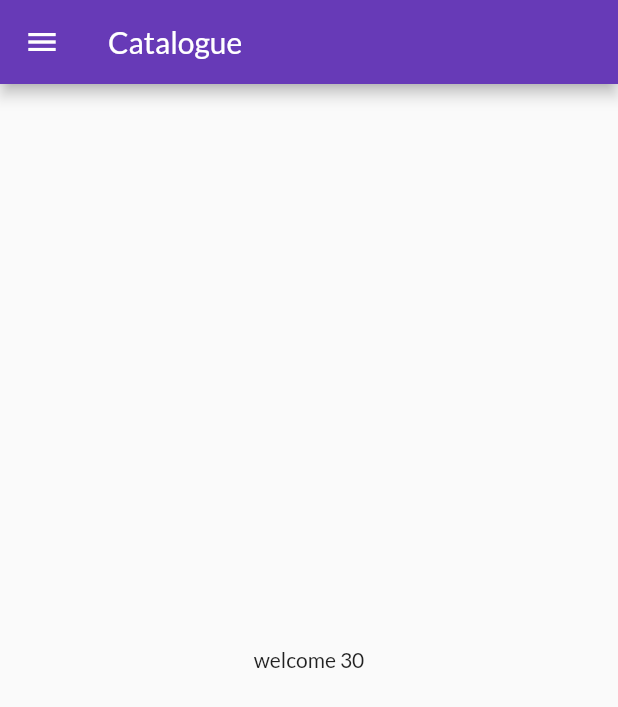
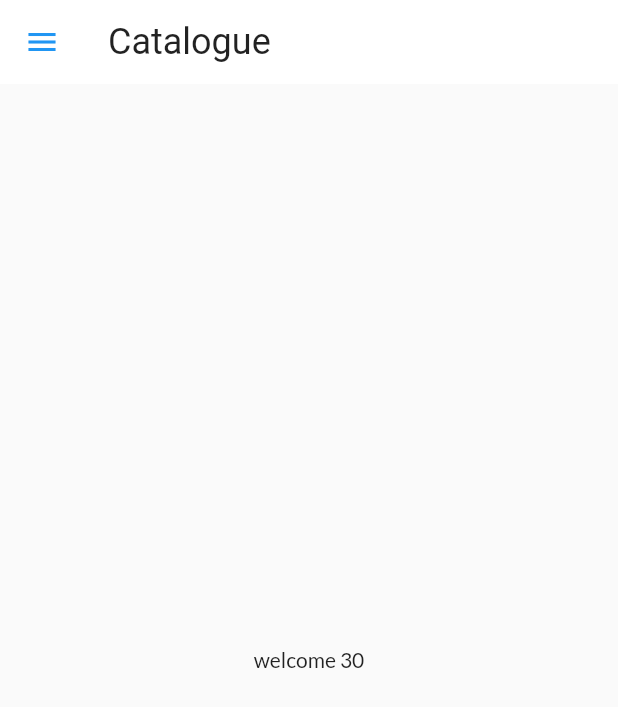
Before and after one commit to alcatraz619/30DaysOfFlutter, a Flutter app: the screen it shows after launch, on a phone screen of 412 x 824 dp. Shown: the top 707 px of the screen. Run offline on Flutter 3.47's test engine with Material 2 defaults, Android fonts, the phone set to English and light mode, and no system bars; our stand-ins replace google_fonts; missing offline and left inert: dart:html; key blocks and very long unbroken strings in the code were emptied for the run.

Commit message:
themes extracted

```diff
--- a/lib/Pages/HomePage.dart
+++ b/lib/Pages/HomePage.dart
@@ -8,7 +8,7 @@ class HomePage extends StatelessWidget {
 
     return Scaffold(
       appBar: AppBar(
-        title: (Text("Catalogue")),
+        title: Text("Catalogue"),
       ),
       body: Center(
         child: Container(
--- a/lib/main.dart
+++ b/lib/main.dart
@@ -1,6 +1,7 @@
 import 'package:flutter/material.dart';
 import 'package:flutter_application_1/Pages/loginpage.dart';
 import 'package:flutter_application_1/utils/routes.dart';
+import 'package:flutter_application_1/utils/widgets/themes.dart';
 import 'package:google_fonts/google_fonts.dart';
 
 import 'Pages/HomePage.dart';
@@ -14,15 +15,10 @@ class MyApp extends StatelessWidget {
   Widget build(BuildContext context) {
     return MaterialApp(
       themeMode: ThemeMode.light,
-      theme: ThemeData(
-        primarySwatch: Colors.deepPurple,
-        fontFamily: GoogleFonts.lato().fontFamily,
-      ),
-      darkTheme: ThemeData(
-        brightness: Brightness.dark,
-      ),
+      theme: Mytheme.lightTheme(context),
+      darkTheme: Mytheme.darkTheme(context),
+      debugShowCheckedModeBanner: false,
       initialRoute: MyRoutes.homeRoute,
-      debugShowCheckedModeBanner: false,
       routes: {
         "/": (context) => LoginPage(),
         MyRoutes.homeRoute: (context) => HomePage(),
--- /dev/null
+++ b/lib/utils/widgets/themes.dart
@@ -0,0 +1,19 @@
+import 'package:flutter/material.dart';
+import 'package:google_fonts/google_fonts.dart';
+
+class Mytheme {
+  static ThemeData lightTheme(BuildContext context) => ThemeData(
+        primarySwatch: Colors.deepPurple,
+        fontFamily: GoogleFonts.lato().fontFamily,
+        appBarTheme: AppBarTheme(
+          color: Colors.white,
+          elevation: 0,
+          iconTheme: IconThemeData(color: Colors.blue),
+          toolbarTextStyle: Theme.of(context).textTheme.bodyText2,
+          titleTextStyle: Theme.of(context).textTheme.headline5,
+        ),
+      );
+
+  static ThemeData darkTheme(BuildContext context) =>
+      ThemeData(brightness: Brightness.dark);
+}
```
